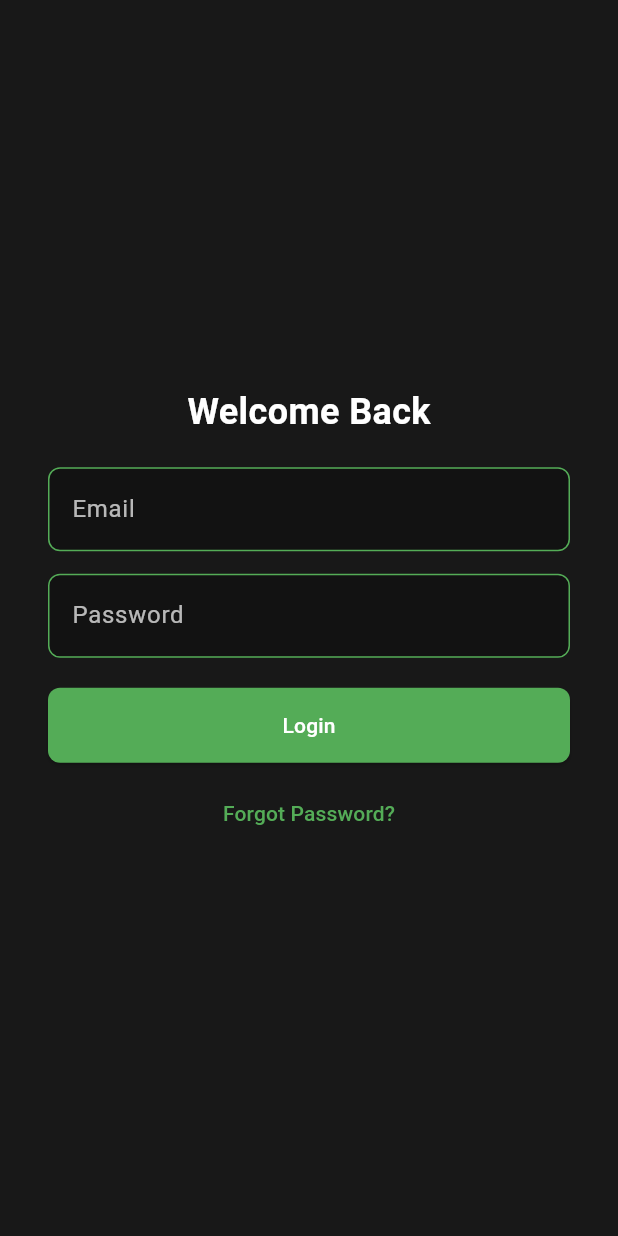
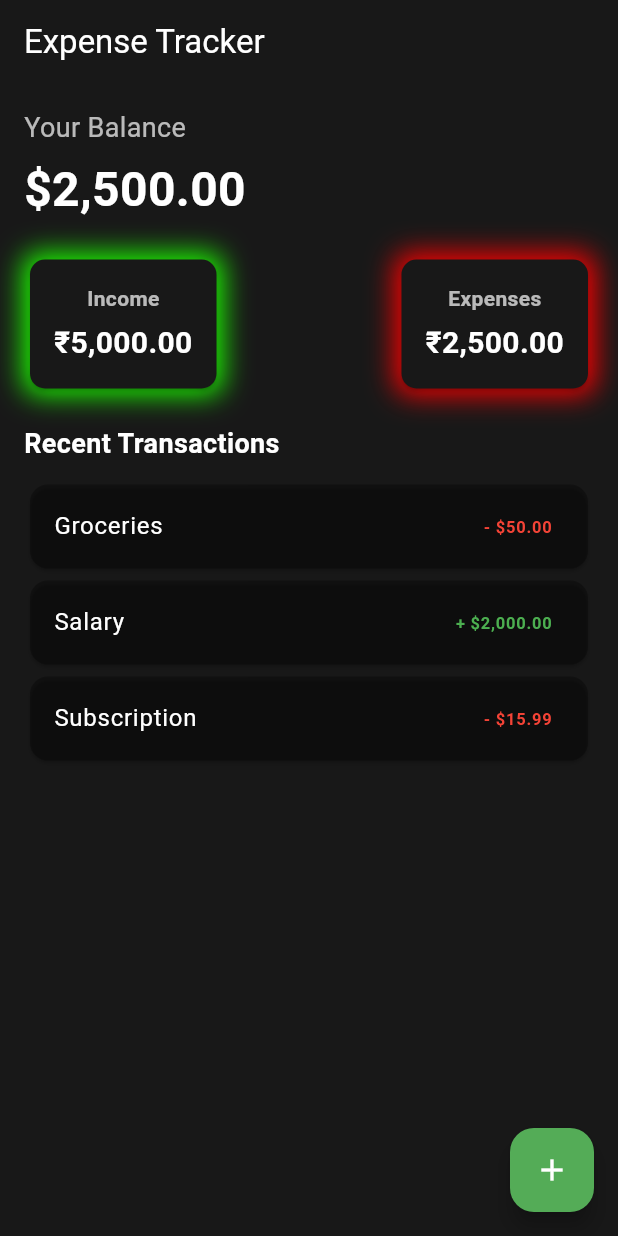
Before and after one commit to Mustangtroy-29/coinvault, a Flutter app: the screen it shows after launch, after a tap on "Login", on a phone screen of 412 x 824 dp. Run offline on Flutter 3.47's test engine with Material 3 defaults, Android fonts, the phone set to English and light mode, and no system bars.

Commit message:
Implement home screen layout and navigation from login page

```diff
--- a/lib/home_screen.dart
+++ b/lib/home_screen.dart
@@ -0,0 +1,116 @@
+import 'package:flutter/material.dart';
+
+class HomeScreen extends StatelessWidget {
+  @override
+  Widget build(BuildContext context) {
+    return Scaffold(
+      appBar: AppBar(
+        title: Text("Expense Tracker", style: TextStyle(color: Colors.white)),
+        automaticallyImplyLeading: false,
+        backgroundColor: Theme.of(context).scaffoldBackgroundColor,
+      ),
+      body: Padding(
+        padding: const EdgeInsets.all(16.0),
+        child: Column(
+          crossAxisAlignment: CrossAxisAlignment.start,
+          children: [
+            Text(
+              "Your Balance",
+              style: TextStyle(fontSize: 18, color: Colors.white70),
+            ),
+            SizedBox(height: 5),
+            Text(
+              "\$2,500.00",
+              style: TextStyle(
+                fontSize: 32,
+                fontWeight: FontWeight.bold,
+                color: Colors.white,
+              ),
+            ),
+            SizedBox(height: 20),
+            Row(
+              mainAxisAlignment: MainAxisAlignment.spaceBetween,
+              children: [
+                _buildCard("Income", "\₹5,000.00", Color(0x1cff00)),
+                _buildCard("Expenses", "\₹2,500.00", Color(0xff0000)),
+              ],
+            ),
+            SizedBox(height: 20),
+            Text(
+              "Recent Transactions",
+              style: TextStyle(
+                  fontSize: 18,
+                  fontWeight: FontWeight.bold,
+                  color: Colors.white),
+            ),
+            SizedBox(height: 10),
+            Expanded(
+              child: ListView(
+                children: [
+                  _buildTransaction("Groceries", "- \$50.00", Colors.red),
+                  _buildTransaction("Salary", "+ \$2,000.00", Colors.green),
+                  _buildTransaction("Subscription", "- \$15.99", Colors.red),
+                ],
+              ),
+            ),
+          ],
+        ),
+      ),
+      floatingActionButton: FloatingActionButton(
+        backgroundColor: Theme.of(context).primaryColor,
+        onPressed: () {},
+        child: Icon(Icons.add, color: Colors.white),
+      ),
+    );
+  }
+
+  Widget _buildCard(String title, String amount, Color color) {
+    return Container(
+      decoration: BoxDecoration(
+        borderRadius: BorderRadius.circular(10),
+        boxShadow: [
+          BoxShadow(
+            color: color.withOpacity(1), // Glow color
+            blurRadius: 15, // Intensity of glow
+            spreadRadius: 0.1, // Spread effect
+          ),
+        ],
+      ),
+      child: Card(
+        color: Color(0xFF181818),
+        shape: RoundedRectangleBorder(
+          borderRadius: BorderRadius.circular(10),
+        ),
+        child: Padding(
+          padding: const EdgeInsets.all(16.0),
+          child: Column(
+            children: [
+              Text(title,
+                  style: TextStyle(
+                      color: Colors.white70, fontWeight: FontWeight.bold)),
+              SizedBox(height: 5),
+              Text(
+                amount,
+                style: TextStyle(
+                    fontSize: 20,
+                    fontWeight: FontWeight.bold,
+                    color: Colors.white),
+              ),
+            ],
+          ),
+        ),
+      ),
+    );
+  }
+
+  Widget _buildTransaction(String title, String amount, Color color) {
+    return Card(
+      color: Colors.black26,
+      child: ListTile(
+        title: Text(title, style: TextStyle(color: Colors.white)),
+        trailing: Text(amount,
+            style: TextStyle(color: color, fontWeight: FontWeight.bold)),
+      ),
+    );
+  }
+}
--- a/lib/login_page.dart
+++ b/lib/login_page.dart
@@ -1,3 +1,4 @@
+import 'package:coinvault/home_screen.dart';
 import 'package:flutter/material.dart';
 
 class LoginPage extends StatelessWidget {
@@ -66,7 +67,12 @@ class LoginPage extends StatelessWidget {
                   ),
                   minimumSize: Size(double.infinity, 50),
                 ),
-                onPressed: () {},
+                onPressed: () {
+                  Navigator.push(
+                    context,
+                    MaterialPageRoute(builder: (context) => HomeScreen()),
+                  );
+                },
                 child: Text("Login"),
               ),
               SizedBox(height: 10),
--- a/lib/main.dart
+++ b/lib/main.dart
@@ -7,17 +7,44 @@
 
 class MyApp extends StatelessWidget {
   const MyApp({super.key});
-
-  // This widget is the root of your application.
   @override
   Widget build(BuildContext context) {
     return MaterialApp(
-      title: 'Flutter Demo',
+      theme: ThemeData(
+        scaffoldBackgroundColor: Color(0xFF181818), // Background color
+        primaryColor: Color(0xFF54AC57), // Secondary color
+
+        // Button styles
+        elevatedButtonTheme: ElevatedButtonThemeData(
+          style: ElevatedButton.styleFrom(
+            backgroundColor: Color(0xFF54AC57),
+            foregroundColor: Colors.white,
+            shape: RoundedRectangleBorder(
+              borderRadius: BorderRadius.circular(8.0),
+            ),
+          ),
+        ),
+
+        // Text field styles
+        inputDecorationTheme: InputDecorationTheme(
+          filled: true,
+          fillColor: Colors.black26,
+          hintStyle: TextStyle(color: Colors.white70),
+          enabledBorder: OutlineInputBorder(
+            borderRadius: BorderRadius.circular(8.0),
+            borderSide: BorderSide(color: Color(0xFF54AC57)),
+          ),
+          focusedBorder: OutlineInputBorder(
+            borderRadius: BorderRadius.circular(8.0),
+            borderSide: BorderSide(color: Color(0xFF54AC57), width: 2),
+          ),
+        ),
+
+        textTheme: TextTheme(
+          bodyMedium: TextStyle(color: Colors.white),
+        ),
+      ),
       debugShowCheckedModeBanner: false,
-      theme: ThemeData(
-        colorScheme: ColorScheme.fromSeed(seedColor: Colors.deepPurple),
-        useMaterial3: true,
-      ),
       home: LoginPage(),
     );
   }
```
